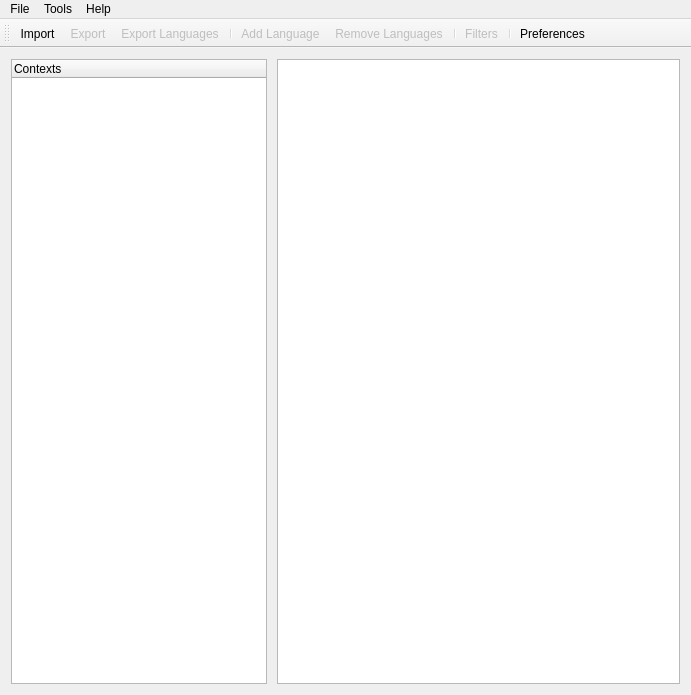
Qt form ElcoLinguist/ui/mainwindow.ui (mlorenzano/linguist) before a commit.
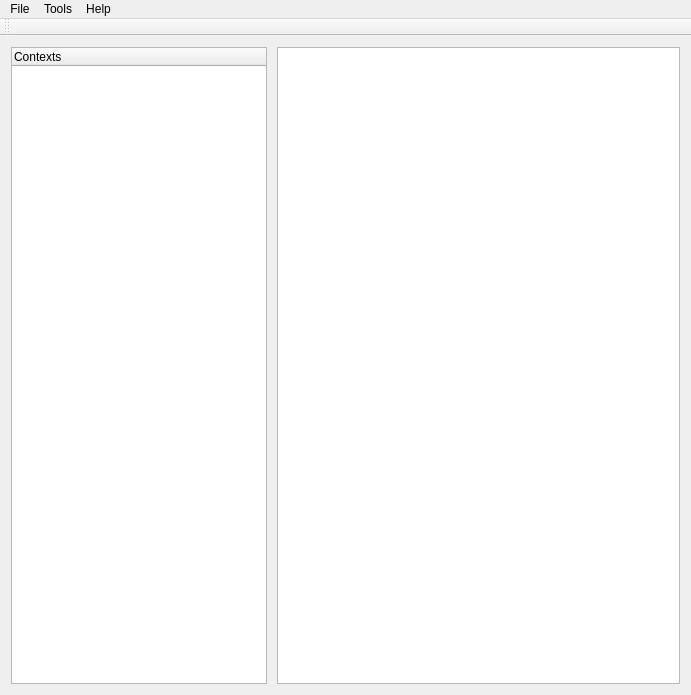
The same form after that commit. Icons and pictures are not drawn.

Commit message:
Refactor creation of actions
In this commit I start to refactor all actions, I just enabled
only import because for now is the only that works, but in this way
we can handle more flexible due are create in cpp and not in designer.

Patch:
```diff
--- a/ElcoLinguist/ui/mainwindow.ui
+++ b/ElcoLinguist/ui/mainwindow.ui
@@ -96,16 +96,6 @@
    <attribute name="toolBarBreak">
     <bool>false</bool>
    </attribute>
-   <addaction name="actionImport"/>
-   <addaction name="actionExport"/>
-   <addaction name="actionExport_Languages"/>
-   <addaction name="separator"/>
-   <addaction name="actionAdd_Language"/>
-   <addaction name="actionRemove_Languages"/>
-   <addaction name="separator"/>
-   <addaction name="actionFilters"/>
-   <addaction name="separator"/>
-   <addaction name="actionPreferences"/>
   </widget>
   <widget class="QMenuBar" name="menuBar">
    <property name="geometry">
@@ -145,99 +135,6 @@
    <addaction name="menuTools"/>
    <addaction name="menuHelp"/>
   </widget>
-  <action name="actionExport">
-   <property name="enabled">
-    <bool>false</bool>
-   </property>
-   <property name="icon">
-    <iconset resource="../../icons/icons.qrc">
-     <normaloff>:/Gnome-Export.png</normaloff>:/Gnome-Export.png</iconset>
-   </property>
-   <property name="text">
-    <string>Export</string>
-   </property>
-  </action>
-  <action name="actionImport">
-   <property name="icon">
-    <iconset resource="../../icons/icons.qrc">
-     <normaloff>:/gnome_import.png</normaloff>
-     <normalon>:/icons/icons/gnome_import.png</normalon>:/gnome_import.png</iconset>
-   </property>
-   <property name="text">
-    <string>Import</string>
-   </property>
-  </action>
-  <action name="actionAdd_Language">
-   <property name="enabled">
-    <bool>false</bool>
-   </property>
-   <property name="icon">
-    <iconset resource="../../icons/icons.qrc">
-     <normaloff>:/Gnome-List-Add-64.png</normaloff>
-     <normalon>:/icons/icons/Gnome-List-Add-64.png</normalon>:/Gnome-List-Add-64.png</iconset>
-   </property>
-   <property name="text">
-    <string>Add Language</string>
-   </property>
-  </action>
-  <action name="actionRemove_Languages">
-   <property name="enabled">
-    <bool>false</bool>
-   </property>
-   <property name="icon">
-    <iconset resource="../../icons/icons.qrc">
-     <normaloff>:/Gnome-List-Remove-64.png</normaloff>
-     <normalon>:/icons/icons/Gnome-List-Remove-64.png</normalon>:/Gnome-List-Remove-64.png</iconset>
-   </property>
-   <property name="text">
-    <string>Remove Languages</string>
-   </property>
-  </action>
-  <action name="actionFilters">
-   <property name="enabled">
-    <bool>false</bool>
-   </property>
-   <property name="icon">
-    <iconset resource="../../icons/icons.qrc">
-     <normaloff>:/Gnome-Logviewer-64.png</normaloff>
-     <normalon>:/icons/icons/Gnome-Logviewer-64.png</normalon>:/Gnome-Logviewer-64.png</iconset>
-   </property>
-   <property name="text">
-    <string>Filters</string>
-   </property>
-  </action>
-  <action name="actionAbout">
-   <property name="icon">
-    <iconset resource="../../icons/icons.qrc">
-     <normaloff>:/el.ico</normaloff>
-     <normalon>:/icons/icons/el.png</normalon>:/el.ico</iconset>
-   </property>
-   <property name="text">
-    <string>About</string>
-   </property>
-  </action>
-  <action name="actionPreferences">
-   <property name="icon">
-    <iconset resource="../../icons/icons.qrc">
-     <normaloff>:/Gnome-System-Run-64.png</normaloff>:/Gnome-System-Run-64.png</iconset>
-   </property>
-   <property name="text">
-    <string>Preferences</string>
-   </property>
-  </action>
-  <action name="actionExport_Languages">
-   <property name="enabled">
-    <bool>false</bool>
-   </property>
-   <property name="icon">
-    <iconset resource="../../icons/icons.qrc">
-     <normaloff>:/gnome_export.png</normaloff>
-     <normalon>:/icons/icons/select_all.png</normalon>:/gnome_export.png</iconset>
-   </property>
-   <property name="text">
-    <string>Export Languages</string>
-   </property>
-  </action>
  </widget>
  <layoutdefault spacing="6" margin="11"/>
  <resources>
```
Left out of the diff: 8 changed lines with no effect on the pictures. The commit also changes 2 other files.
